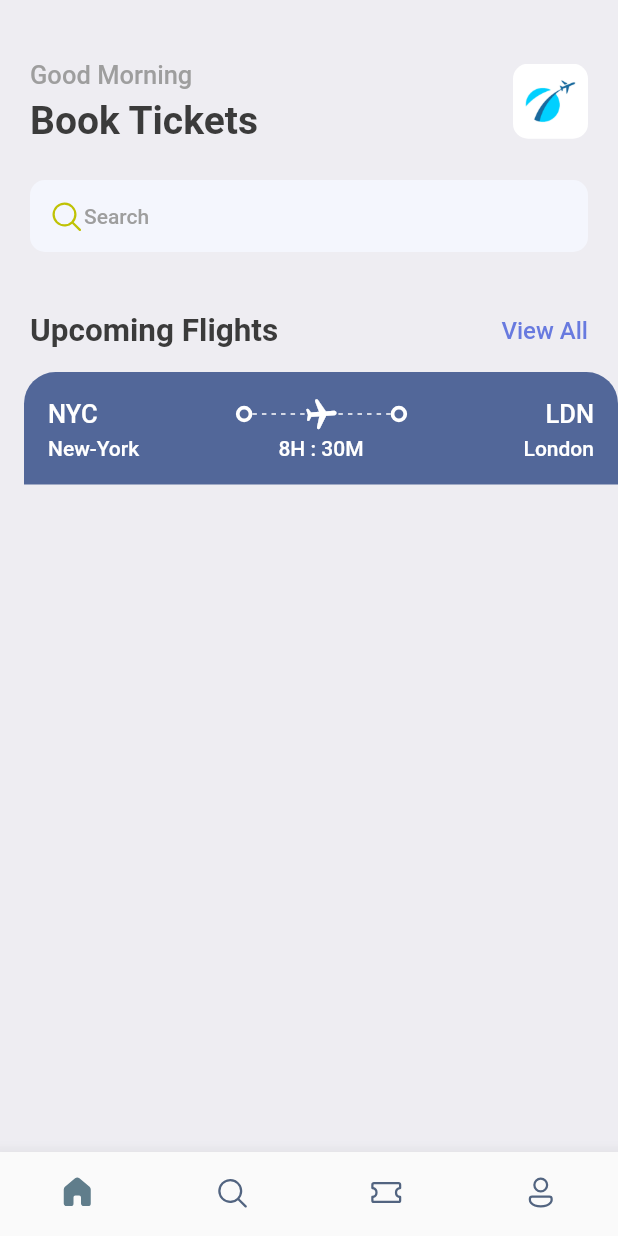
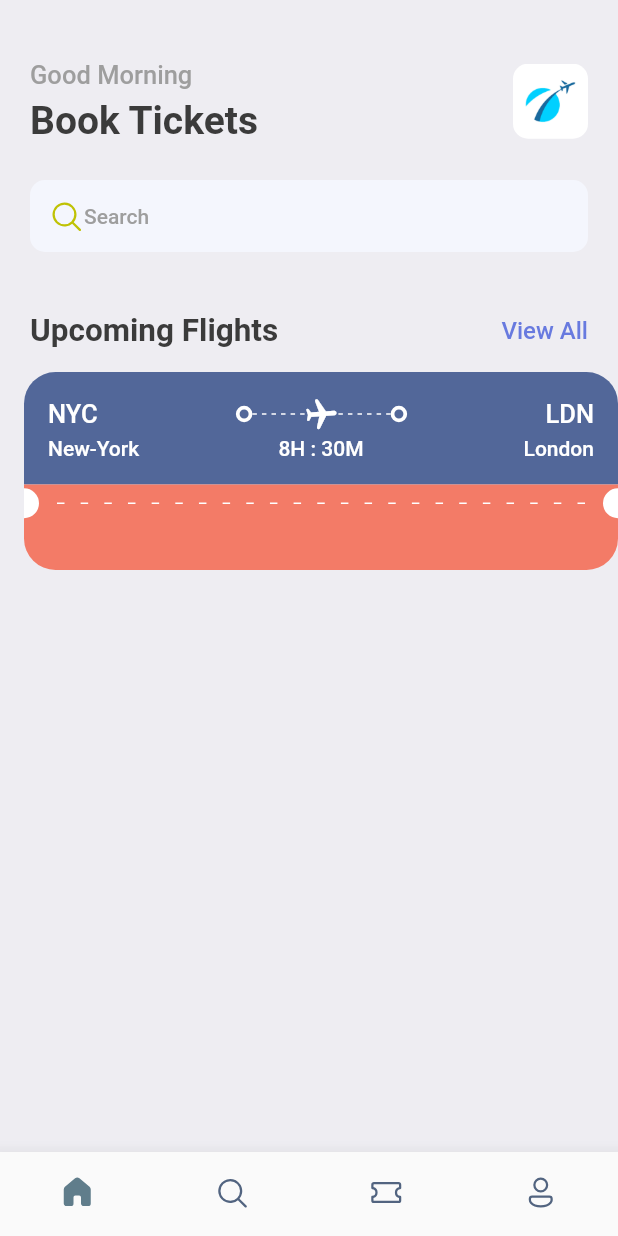
Before and after one commit to hihasan/Booking-App, a Flutter app: the screen it shows after launch, on a phone screen of 412 x 824 dp. Run offline on Flutter 3.47's test engine with Material 2 defaults, Android fonts, the phone set to English and light mode, and no system bars; our stand-ins replace fluentui_icons, gap.

Commit message:
app styler

```diff
--- a/lib/screens/ticket_view.dart
+++ b/lib/screens/ticket_view.dart
@@ -93,18 +93,93 @@ class TicketView extends StatelessWidget {
                     children: [
                       SizedBox(
                         width: 100,
-                        child: Text("New-York", style: Styles.headLineStyle4.copyWith(color: Colors.white),),
+                        child: Text(
+                          "New-York",
+                          style: Styles.headLineStyle4
+                              .copyWith(color: Colors.white),
+                        ),
                       ),
-                      Text("8H : 30M", style: Styles.headLineStyle4.copyWith(color: Colors.white),),
+                      Text(
+                        "8H : 30M",
+                        style:
+                            Styles.headLineStyle4.copyWith(color: Colors.white),
+                      ),
                       SizedBox(
                         width: 100,
-                        child: Text("London", textAlign: TextAlign.end, style: Styles.headLineStyle4.copyWith(color: Colors.white),),
+                        child: Text(
+                          "London",
+                          textAlign: TextAlign.end,
+                          style: Styles.headLineStyle4
+                              .copyWith(color: Colors.white),
+                        ),
                       ),
-
                     ],
                   )
                 ],
               ),
+            ),
+            Container(
+              color: Styles.orangeColor,
+              child: Row(
+                children: [
+                  const SizedBox(
+                    height: 20,
+                    width: 10,
+                    child: DecoratedBox(
+                      decoration: BoxDecoration(
+                        color: Colors.white,
+                        borderRadius: BorderRadius.only(
+                            topRight: Radius.circular(10),
+                            bottomRight: Radius.circular(10)),
+                      ),
+                    ),
+                  ),
+                  Expanded(
+                    child: Padding(
+                      padding: const EdgeInsets.all(12.0),
+                      child: LayoutBuilder(builder: (BuildContext context, BoxConstraints constraints ) {
+                        return Flex(
+                          direction: Axis.horizontal,
+                          mainAxisSize: MainAxisSize.max ,
+                          mainAxisAlignment: MainAxisAlignment.spaceBetween,
+                          children: List.generate((constraints.constrainWidth()/15).floor(), (index) => const SizedBox(
+                            width: 5, height: 1,
+                            child: DecoratedBox(
+                              decoration: BoxDecoration(
+                                  color: Colors.white
+                              ),
+                            ),
+                          )),
+                        );
+                      },
+
+                      ),
+                    ),
+                  ),
+                  const SizedBox(
+                    height: 20,
+                    width: 10,
+                    child: DecoratedBox(
+                      decoration: BoxDecoration(
+                        color: Colors.white,
+                        borderRadius: BorderRadius.only(
+                            topLeft: Radius.circular(10),
+                            bottomLeft: Radius.circular(10)),
+                      ),
+                    ),
+                  ),
+                ],
+              ),
+            ),
+            Container(
+              decoration: BoxDecoration(
+                color: Styles.orangeColor,
+                borderRadius: BorderRadius.only(
+                  bottomLeft: Radius.circular(21),
+                  bottomRight: Radius.circular(21),
+                ),
+              ),
+              padding: const EdgeInsets.all(16),
             )
           ],
         ),
--- a/lib/utils/app_styles.dart
+++ b/lib/utils/app_styles.dart
@@ -6,7 +6,7 @@ class Styles{
   static Color primaryColor = primary;
   static Color textColor = const Color(0xFF3b3b3b);
   static Color bgColor = const Color(0xFFeeedf2);
-  static Color orangeColor = const Color(0xFF526799);
+  static Color orangeColor = const Color(0xFFF37B67);
 
   static TextStyle textStyle = TextStyle(fontSize: 16, color: textColor, fontWeight: FontWeight.w500);
   static TextStyle headLineStyle = TextStyle(fontSize: 26, color: textColor, fontWeight: FontWeight.bold);
```
